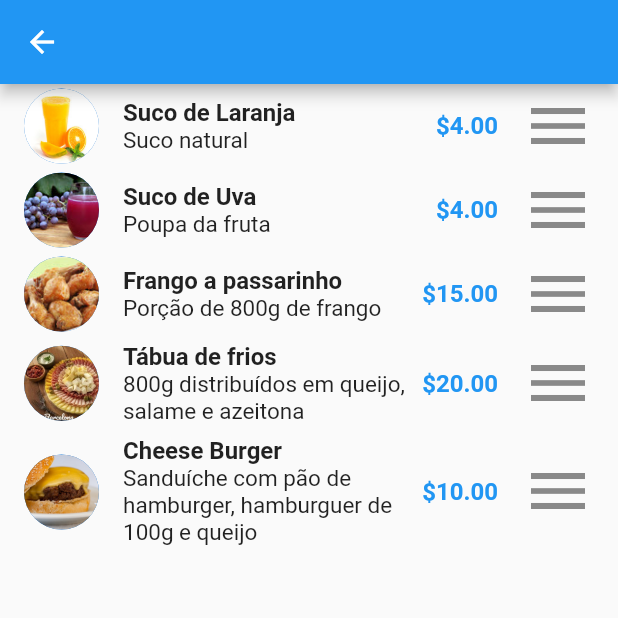
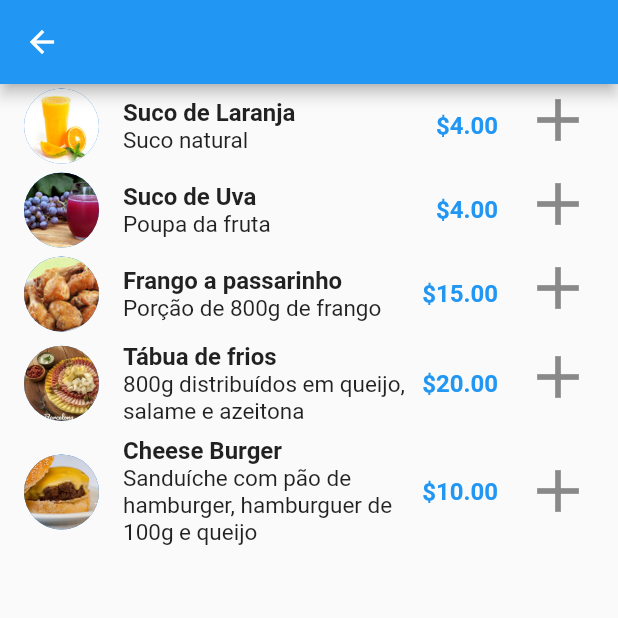
Before and after one commit to evertonfoz/cursosalura, a Flutter app: the HomePage screen opened directly, on a phone screen of 412 x 824 dp, the top half of it. Run offline on Flutter 3.47's test engine with Material 2 defaults, Android fonts, the phone set to English and light mode, and no system bars; our stand-ins replace flutter_mobx, mobx, numberpicker; generated files the repository leaves out were written again.

Commit message:
Marcação do produto para pedido no App mobx04

```diff
--- a/mobx/mobx_04/lib/presentation/pages/home/home_page.dart
+++ b/mobx/mobx_04/lib/presentation/pages/home/home_page.dart
@@ -1,11 +1,9 @@
 import 'package:flutter/cupertino.dart';
 import 'package:flutter/material.dart';
-import 'package:intl/intl.dart';
 import 'package:mobx04/data/datasources/produtos_datasource.dart';
+import 'package:mobx04/presentation/pages/home/widgets/listtile_para_produtos_widget.dart';
 
 class HomePage extends StatelessWidget {
-  final formatacaoMonetaria = new NumberFormat.simpleCurrency();
-
   @override
   Widget build(BuildContext context) {
     return Scaffold(
@@ -13,46 +11,8 @@ class HomePage extends StatelessWidget {
       body: ListView.builder(
           itemCount: listaDeProdutos.length,
           itemBuilder: (context, index) {
-            return ListTile(
-              leading: CircleAvatar(
-                radius: 25,
-                backgroundImage: AssetImage(listaDeProdutos[index].urlImagem),
-              ),
-              title: Row(
-//                mainAxisAlignment: MainAxisAlignment.start,
-                children: [
-                  Expanded(
-                    child: Column(
-                      crossAxisAlignment: CrossAxisAlignment.start,
-                      children: [
-                        Text(
-                          listaDeProdutos[index].nome,
-                          style: TextStyle(
-                            fontWeight: FontWeight.bold,
-                          ),
-                        ),
-                        Text(
-                          listaDeProdutos[index].descricao,
-                          style: TextStyle(
-                            fontSize: 15,
-                          ),
-                        ),
-                      ],
-                    ),
-                  ),
-                  Text(
-                    formatacaoMonetaria.format(listaDeProdutos[index].valor),
-                    style: TextStyle(
-                      color: Colors.blue,
-                      fontWeight: FontWeight.bold,
-                    ),
-                  )
-                ],
-              ),
-              trailing: Icon(
-                Icons.menu,
-                size: 48,
-              ),
+            return ListTileParaProdutosWidget(
+              produtoModel: listaDeProdutos[index],
             );
           }),
     );
--- /dev/null
+++ b/mobx/mobx_04/lib/presentation/pages/home/widgets/listtile_para_produtos_widget.dart
@@ -0,0 +1,76 @@
+import 'package:flutter/material.dart';
+import 'package:intl/intl.dart';
+import 'package:mobx04/domain/models/produto_model.dart';
+import 'package:numberpicker/numberpicker.dart';
+
+class ListTileParaProdutosWidget extends StatelessWidget {
+  final ProdutoModel produtoModel;
+  final formatacaoMonetaria = NumberFormat.simpleCurrency();
+
+  ListTileParaProdutosWidget({@required this.produtoModel});
+
+  @override
+  Widget build(BuildContext context) {
+    return ListTile(
+      leading: CircleAvatar(
+        radius: 25,
+        backgroundImage: AssetImage(produtoModel.urlImagem),
+      ),
+      title: Row(
+        children: [
+          Expanded(
+            child: Column(
+              crossAxisAlignment: CrossAxisAlignment.start,
+              children: [
+                Text(
+                  produtoModel.nome,
+                  style: TextStyle(
+                    fontWeight: FontWeight.bold,
+                  ),
+                ),
+                Text(
+                  produtoModel.descricao,
+                  style: TextStyle(
+                    fontSize: 15,
+                  ),
+                ),
+              ],
+            ),
+          ),
+          Text(
+            formatacaoMonetaria.format(produtoModel.valor),
+            style: TextStyle(
+              color: Colors.blue,
+              fontWeight: FontWeight.bold,
+            ),
+          )
+        ],
+      ),
+      trailing: Column(
+        children: [
+          InkWell(
+              child: Icon(
+                Icons.add,
+                size: 48,
+              ),
+              onTap: () async {
+                int quantidade = await showDialog<int>(
+                  barrierDismissible: false,
+                  context: context,
+                  builder: (BuildContext context) {
+                    return NumberPickerDialog.integer(
+                      cancelWidget: Text('Cancelar'),
+                      confirmWidget: Text('Confirmar'),
+                      initialIntegerValue: 1,
+                      minValue: 1,
+                      maxValue: 10,
+                      title: new Text("Quantidade para o item"),
+                    );
+                  },
+                );
+              }),
+        ],
+      ),
+    );
+  }
+}
--- a/mobx/mobx_04/pubspec.yaml
+++ b/mobx/mobx_04/pubspec.yaml
@@ -14,6 +14,7 @@ dependencies:
   cupertino_icons: ^0.1.3
   flutter_mobx: ^1.1.0
   intl: ^0.16.1
+  numberpicker: ^1.2.0
 
 dev_dependencies:
   build_runner: ^1.9.0
```
Also changed, not shown: mobx/mobx_04/lib/presentation/pages/home/widgets/dialog_para_quantidade_a_pedir.dart (added, +19 -0 lines), mobx/mobx_04/pubspec.lock.
